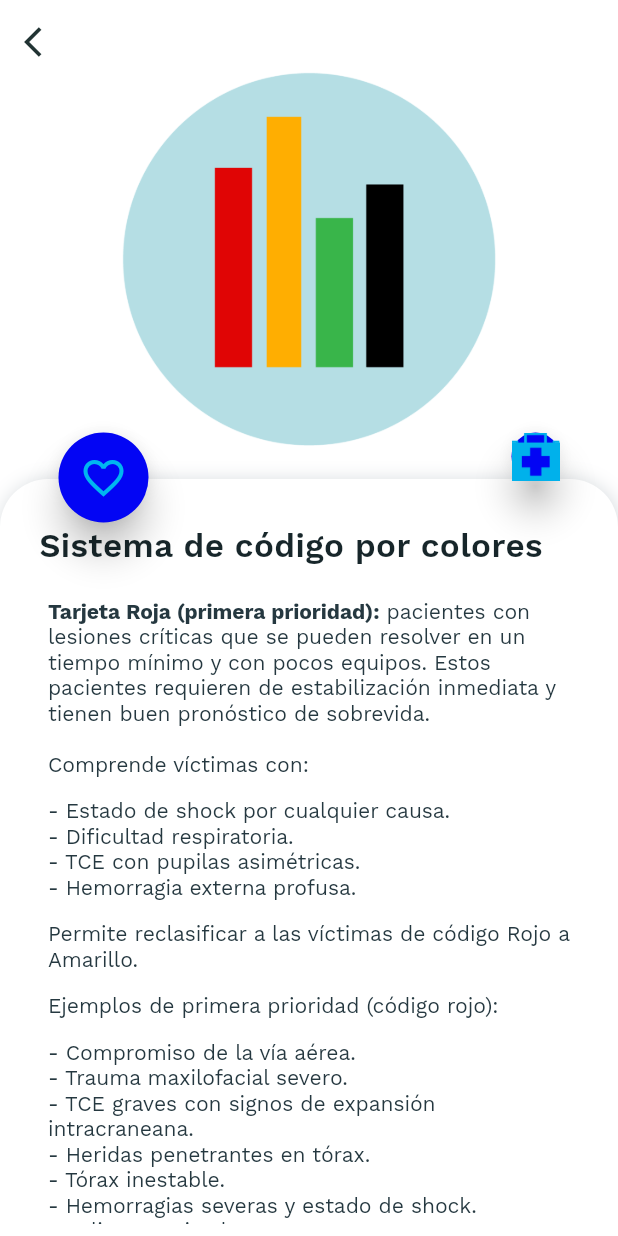
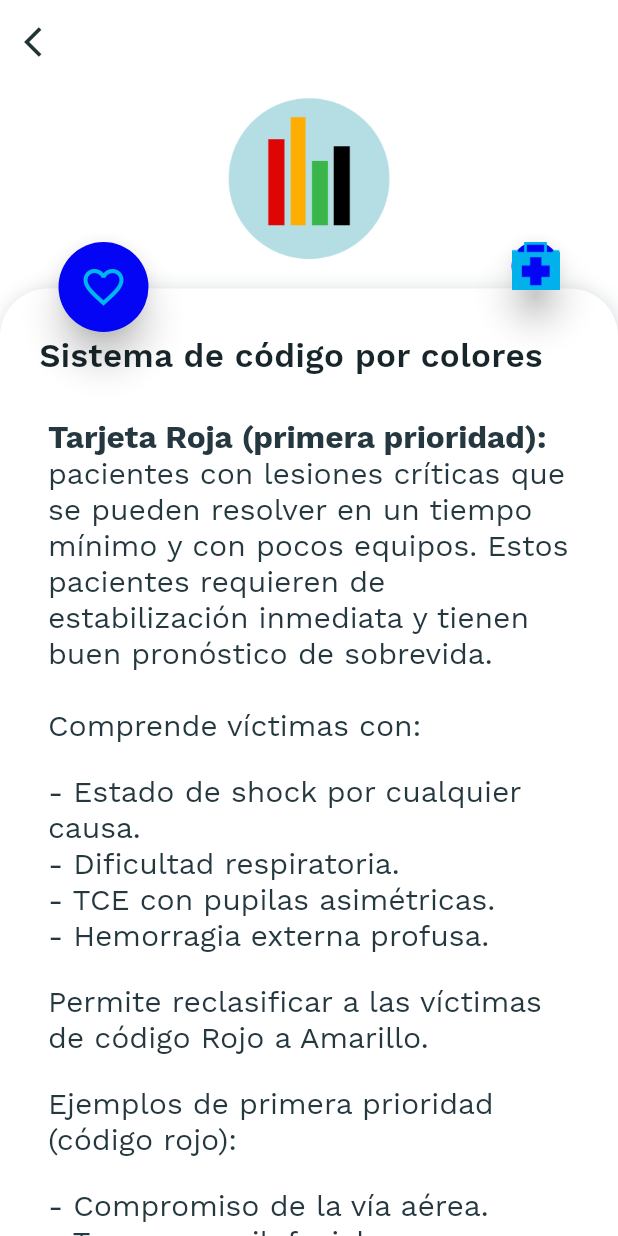
Before and after one commit to yelena870513/urgencias_medicas_citmatel, a Flutter app: the screen it shows after launch, after a tap on an icon or button, on a phone screen of 412 x 824 dp. Run offline on Flutter 3.47's test engine with Material 2 defaults, Android fonts, the phone set to English and light mode, and no system bars; drawn by our look-alikes of flutter_html; our stand-ins replace font_awesome_flutter, photo_view, shared_preferences, toast; statements that could not run were skipped.

Commit message:
Decrease height  for header on content view

```diff
--- a/lib/urgencias/contenido_view.dart
+++ b/lib/urgencias/contenido_view.dart
@@ -19,7 +19,7 @@ class ContenidoView extends StatefulWidget {
 
 class _ContenidoViewState extends State<ContenidoView>
     with TickerProviderStateMixin {
-  final double infoHeight = 364.0;
+  final double infoHeight = 400.0;
   AnimationController animationController;
   ScrollController _scrollController = new ScrollController();
   Animation<double> animation;
@@ -108,8 +108,8 @@ class _ContenidoViewState extends State<ContenidoView>
   @override
   Widget build(BuildContext context) {
     final double tempHeight = MediaQuery.of(context).size.height -
-        (MediaQuery.of(context).size.width / 1.2) +
-        24.0;
+        (MediaQuery.of(context).size.width / 1.7) +
+        50.0;
     setState(() {
       _mediaQuery = MediaQuery.of(context).size;
     });
@@ -128,14 +128,21 @@ class _ContenidoViewState extends State<ContenidoView>
               children: <Widget>[
                 Column(
                   children: <Widget>[
-                    AspectRatio(
-                      aspectRatio: 1.2,
-                      child: Image.asset('assets/temas/' + tema.image),
+                    Padding(
+                      padding: EdgeInsets.only(top: 45.0),
+                      child: AspectRatio(
+                        aspectRatio: 2.8,
+                        child: Image.asset(
+                          'assets/temas/' + tema.image,
+                          width: _mediaQuery.width * 0.15,
+                          height: _mediaQuery.height * 0.15,
+                        ),
+                      ),
                     ),
                   ],
                 ),
                 Positioned(
-                  top: (MediaQuery.of(context).size.width / 1.2) - 24.0,
+                  top: (MediaQuery.of(context).size.width / 1.7) - 50.0,
                   bottom: 0,
                   left: 0,
                   right: 0,
@@ -185,7 +192,7 @@ class _ContenidoViewState extends State<ContenidoView>
                                   opacity: opacity2,
                                   child: Padding(
                                     padding: const EdgeInsets.only(
-                                        left: 16, right: 16, top: 8, bottom: 8),
+                                        left: 16, right: 16, top: 8, bottom: 0),
                                     child: SingleChildScrollView(
                                       controller: _scrollController,
                                       child: Html(
@@ -203,10 +210,16 @@ class _ContenidoViewState extends State<ContenidoView>
                                         style: {
                                           "span": Style(
                                               color: ListAppTheme.nearlyBlue,
-                                              fontSize: FontSize.medium,
+                                              fontSize: FontSize.xLarge,
                                               fontStyle: FontStyle.italic,
                                               textDecoration:
                                                   TextDecoration.underline),
+                                          "p": Style(
+                                              color: ListAppTheme.body1.color,
+                                              fontSize: FontSize(20)),
+                                          "strong": Style(
+                                              color: ListAppTheme.body1.color,
+                                              fontSize: FontSize(21))
                                         },
                                       ),
                                     ),
@@ -224,7 +237,7 @@ class _ContenidoViewState extends State<ContenidoView>
                   ),
                 ),
                 Positioned(
-                  top: (MediaQuery.of(context).size.width / 1.2) - 24.0 - 35,
+                  top: (MediaQuery.of(context).size.width / 1.7) - 50.0 - 35,
                   right: 35,
                   child: ScaleTransition(
                     alignment: Alignment.center,
@@ -241,7 +254,7 @@ class _ContenidoViewState extends State<ContenidoView>
                   ),
                 ),
                 Positioned(
-                  top: (MediaQuery.of(context).size.width / 1.2) - 24.0 - 35,
+                  top: (MediaQuery.of(context).size.width / 1.7) - 50.0 - 35,
                   left: 35,
                   child: ScaleTransition(
                     alignment: Alignment.center,
@@ -324,52 +337,4 @@ class _ContenidoViewState extends State<ContenidoView>
       );
     });
   }
-
-  Widget getTimeBoxUI(String text1, String txt2) {
-    return Padding(
-      padding: const EdgeInsets.all(8.0),
-      child: Container(
-        decoration: BoxDecoration(
-          color: ListAppTheme.nearlyWhite,
-          borderRadius: const BorderRadius.all(Radius.circular(16.0)),
-          boxShadow: <BoxShadow>[
-            BoxShadow(
-                color: ListAppTheme.grey.withOpacity(0.2),
-                offset: const Offset(1.1, 1.1),
-                blurRadius: 8.0),
-          ],
-        ),
-        child: Padding(
-          padding: const EdgeInsets.only(
-              left: 18.0, right: 18.0, top: 12.0, bottom: 12.0),
-          child: Column(
-            mainAxisAlignment: MainAxisAlignment.center,
-            crossAxisAlignment: CrossAxisAlignment.center,
-            children: <Widget>[
-              Text(
-                text1,
-                textAlign: TextAlign.center,
-                style: TextStyle(
-                  fontWeight: FontWeight.w600,
-                  fontSize: 14,
-                  letterSpacing: 0.27,
-                  color: ListAppTheme.nearlyBlue,
-                ),
-              ),
-              Text(
-                txt2,
-                textAlign: TextAlign.center,
-                style: TextStyle(
-                  fontWeight: FontWeight.w200,
-                  fontSize: 14,
-                  letterSpacing: 0.27,
-                  color: ListAppTheme.grey,
-                ),
-              ),
-            ],
-          ),
-        ),
-      ),
-    );
-  }
 }
```
